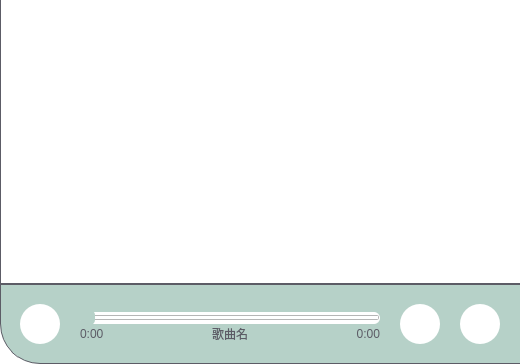
whdicu/OnePlayer, file widget.ui: the form before one commit; both pictures show x 0 to 520 and y 165 to 529 of the 880 by 529 pixel window.
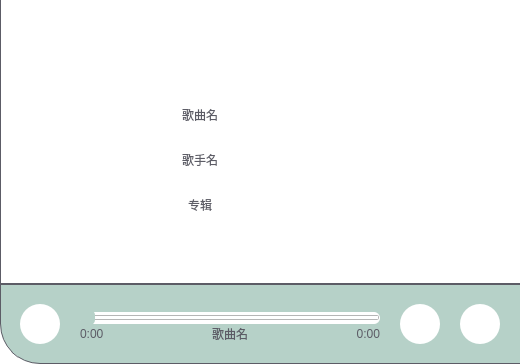
The form after the commit. Icons and pictures are not drawn. Custom widgets are drawn as their Qt base class.

Commit message: 1.增加默认音乐封面图 2.增加歌曲名，歌手，专辑信息显示 3.实现最小化功能

```diff
--- a/widget.ui
+++ b/widget.ui
@@ -513,6 +513,54 @@
           <bool>false</bool>
          </property>
         </widget>
+        <widget class="QLabel" name="label_sound_name">
+         <property name="geometry">
+          <rect>
+           <x>0</x>
+           <y>250</y>
+           <width>360</width>
+           <height>20</height>
+          </rect>
+         </property>
+         <property name="text">
+          <string>歌曲名</string>
+         </property>
+         <property name="alignment">
+          <set>Qt::AlignCenter</set>
+         </property>
+        </widget>
+        <widget class="QLabel" name="label_singer">
+         <property name="geometry">
+          <rect>
+           <x>0</x>
+           <y>295</y>
+           <width>360</width>
+           <height>20</height>
+          </rect>
+         </property>
+         <property name="text">
+          <string>歌手名</string>
+         </property>
+         <property name="alignment">
+          <set>Qt::AlignCenter</set>
+         </property>
+        </widget>
+        <widget class="QLabel" name="label_album">
+         <property name="geometry">
+          <rect>
+           <x>0</x>
+           <y>340</y>
+           <width>360</width>
+           <height>20</height>
+          </rect>
+         </property>
+         <property name="text">
+          <string>专辑</string>
+         </property>
+         <property name="alignment">
+          <set>Qt::AlignCenter</set>
+         </property>
+        </widget>
        </widget>
        <widget class="QWidget" name="page_video_info"/>
       </widget>
```
Left out of the diff: 8 changed lines with no effect on the pictures. The commit also changes 8 other files.
